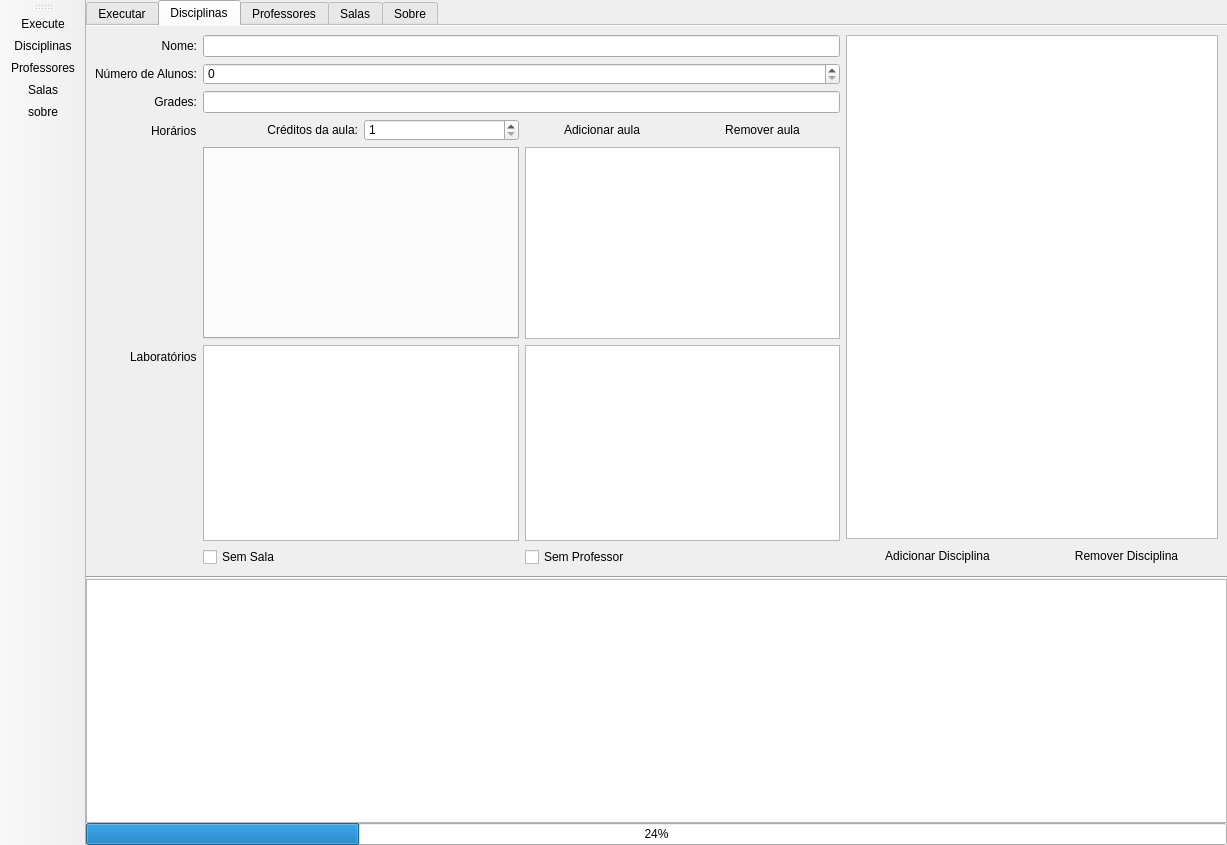
The window that resources/ui_files/main.ui (JoseitoOliveira/School-Timetabling) describes before a commit, drawn with Qt 5.
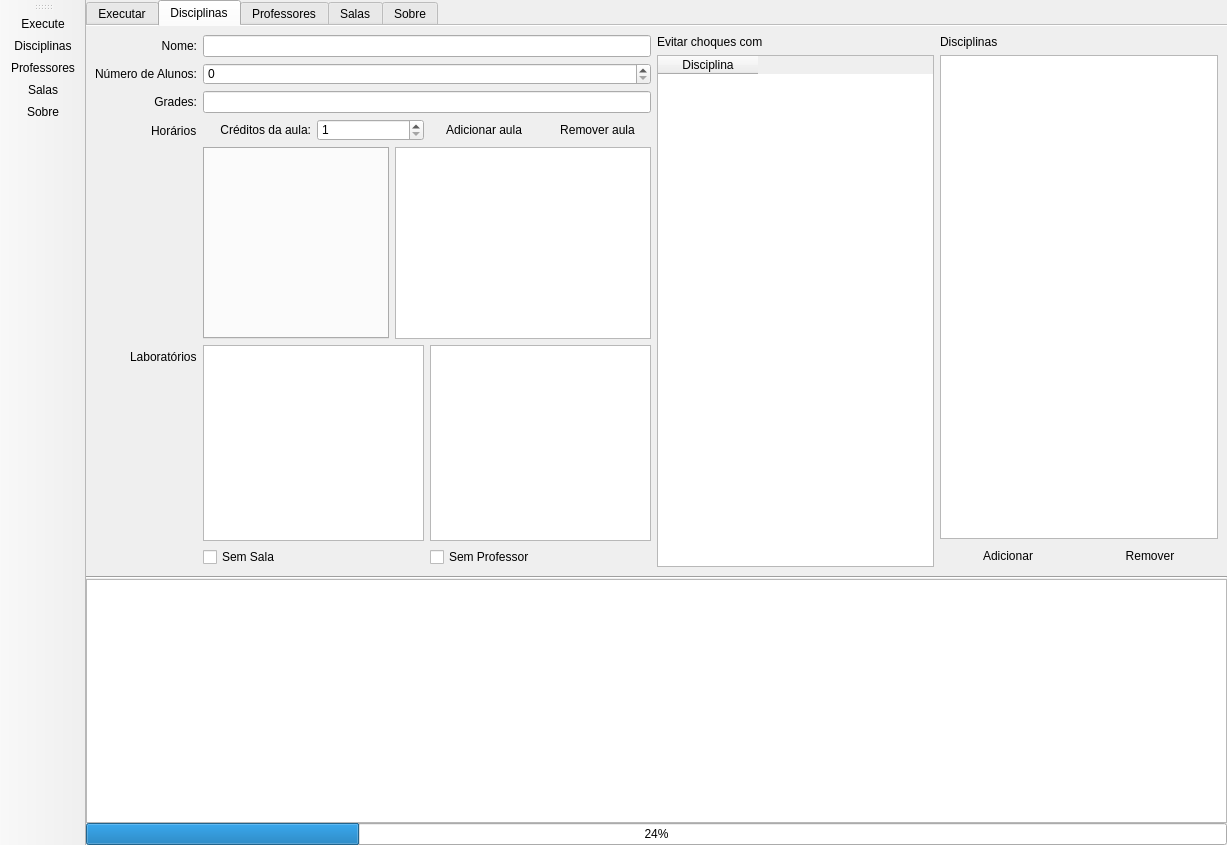
The same window after the commit. The open tabs and pages were chosen to show the change. Icons and pictures are not drawn.

Diff of the .ui file:
```diff
--- a/resources/ui_files/main.ui
+++ b/resources/ui_files/main.ui
@@ -89,10 +89,17 @@
       </property>
      </widget>
     </item>
+    <item row="5" column="1">
+     <widget class="QProgressBar" name="progressBar">
+      <property name="value">
+       <number>24</number>
+      </property>
+     </widget>
+    </item>
     <item row="1" column="1">
      <widget class="QTabWidget" name="tab_telas">
       <property name="currentIndex">
-       <number>3</number>
+       <number>1</number>
       </property>
       <property name="elideMode">
        <enum>Qt::ElideMiddle</enum>
@@ -104,7 +111,7 @@
        <attribute name="title">
         <string>Executar</string>
        </attribute>
-       <layout class="QVBoxLayout" name="verticalLayout_8">
+       <layout class="QHBoxLayout" name="horizontalLayout_12">
         <item>
          <layout class="QFormLayout" name="formLayout_4">
           <property name="labelAlignment">
@@ -201,7 +208,7 @@
        <attribute name="title">
         <string>Disciplinas</string>
        </attribute>
-       <layout class="QHBoxLayout" name="horizontalLayout_2" stretch="2,1">
+       <layout class="QHBoxLayout" name="horizontalLayout_2" stretch="2,1,1">
         <item>
          <widget class="QGroupBox" name="form_disciplina">
           <property name="enabled">
@@ -416,8 +423,50 @@
           </layout>
          </widget>
         </item>
+        <item>
+         <layout class="QVBoxLayout" name="verticalLayout_5">
+          <item>
+           <widget class="QLabel" name="label_10">
+            <property name="text">
+             <string>Evitar choques com</string>
+            </property>
+           </widget>
+          </item>
+          <item>
+           <widget class="QTableWidget" name="choques">
+            <property name="showGrid">
+             <bool>false</bool>
+            </property>
+            <property name="gridStyle">
+             <enum>Qt::DashDotLine</enum>
+            </property>
+            <property name="sortingEnabled">
+             <bool>true</bool>
+            </property>
+            <property name="cornerButtonEnabled">
+             <bool>false</bool>
+            </property>
+            <property name="columnCount">
+             <number>1</number>
+            </property>
+            <column>
+             <property name="text">
+              <string>Disciplina</string>
+             </property>
+            </column>
+           </widget>
+          </item>
+         </layout>
+        </item>
         <item>
          <layout class="QVBoxLayout" name="verticalLayout_10">
+          <item>
+           <widget class="QLabel" name="label_11">
+            <property name="text">
+             <string>Disciplinas</string>
+            </property>
+           </widget>
+          </item>
           <item>
            <widget class="QListWidget" name="list_disciplinas"/>
           </item>
@@ -426,7 +475,7 @@
             <item>
              <widget class="QPushButton" name="btn_add_disciplina">
               <property name="text">
-               <string>Adicionar Disciplina</string>
+               <string>Adicionar</string>
               </property>
               <property name="icon">
                <iconset>
@@ -446,7 +495,7 @@
             <item>
              <widget class="QPushButton" name="btn_rmv_disciplina">
               <property name="text">
-               <string>Remover Disciplina</string>
+               <string>Remover</string>
               </property>
               <property name="icon">
                <iconset>
@@ -616,7 +665,7 @@
             <item>
              <widget class="QPushButton" name="btn_add_professor">
               <property name="text">
-               <string>Adicionar Professor</string>
+               <string>Adicionar</string>
               </property>
               <property name="icon">
                <iconset>
@@ -636,7 +685,7 @@
             <item>
              <widget class="QPushButton" name="btn_rmv_professor">
               <property name="text">
-               <string>Remover Professor</string>
+               <string>Remover</string>
               </property>
               <property name="icon">
                <iconset>
@@ -715,7 +764,7 @@
            <item row="2" column="1">
             <layout class="QHBoxLayout" name="horizontalLayout_6" stretch="0,0">
              <item>
-              <widget class="QTableWidget" name="sala_afinidade_horarios">
+              <widget class="QTableWidget" name="sala_afinidade_horario">
                <column>
                 <property name="text">
                  <string>Horário</string>
@@ -764,7 +813,7 @@
             <item>
              <widget class="QPushButton" name="btn_add_sala">
               <property name="text">
-               <string>Adicionar Sala</string>
+               <string>Adicionar</string>
               </property>
               <property name="icon">
                <iconset>
@@ -784,7 +833,7 @@
             <item>
              <widget class="QPushButton" name="btn_rmv_sala">
               <property name="text">
-               <string>Remover Sala</string>
+               <string>Remover</string>
               </property>
               <property name="icon">
                <iconset>
@@ -814,13 +863,6 @@
       </widget>
      </widget>
     </item>
-    <item row="5" column="1">
-     <widget class="QProgressBar" name="progressBar">
-      <property name="value">
-       <number>24</number>
-      </property>
-     </widget>
-    </item>
    </layout>
   </widget>
   <widget class="QToolBar" name="toolBar">
@@ -855,7 +897,7 @@
    <addaction name="actionDisciplinas"/>
    <addaction name="actionProfessores"/>
    <addaction name="actionSalas"/>
-   <addaction name="actionsobre"/>
+   <addaction name="actionSobre"/>
   </widget>
   <action name="actionExecute">
    <property name="icon">
@@ -893,13 +935,13 @@
     <string>Salas</string>
    </property>
   </action>
-  <action name="actionsobre">
+  <action name="actionSobre">
    <property name="icon">
     <iconset>
      <normaloff>../images/info2_48px.png</normaloff>../images/info2_48px.png</iconset>
    </property>
    <property name="text">
-    <string>sobre</string>
+    <string>Sobre</string>
    </property>
   </action>
  </widget>
```
